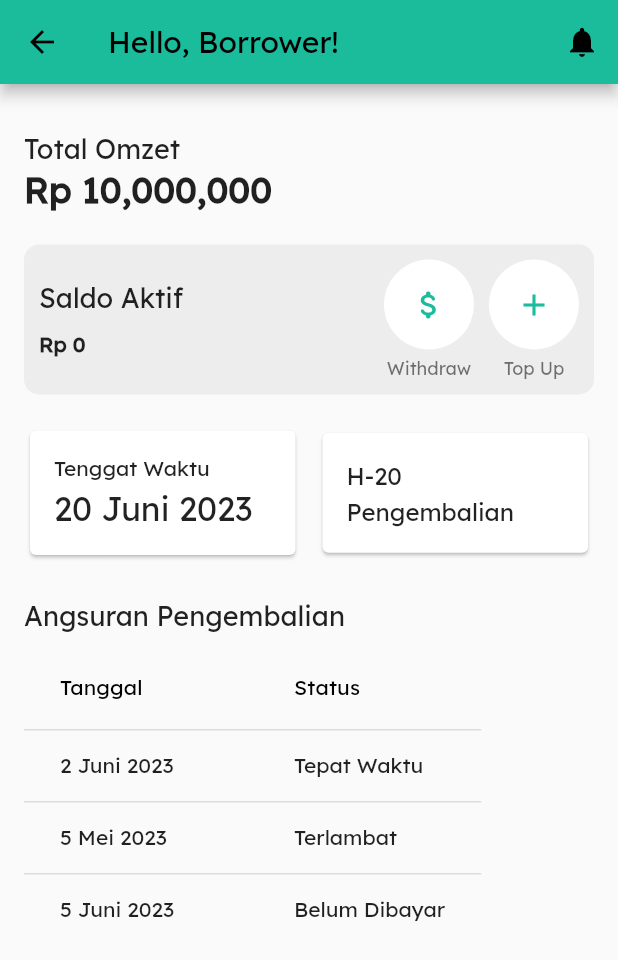
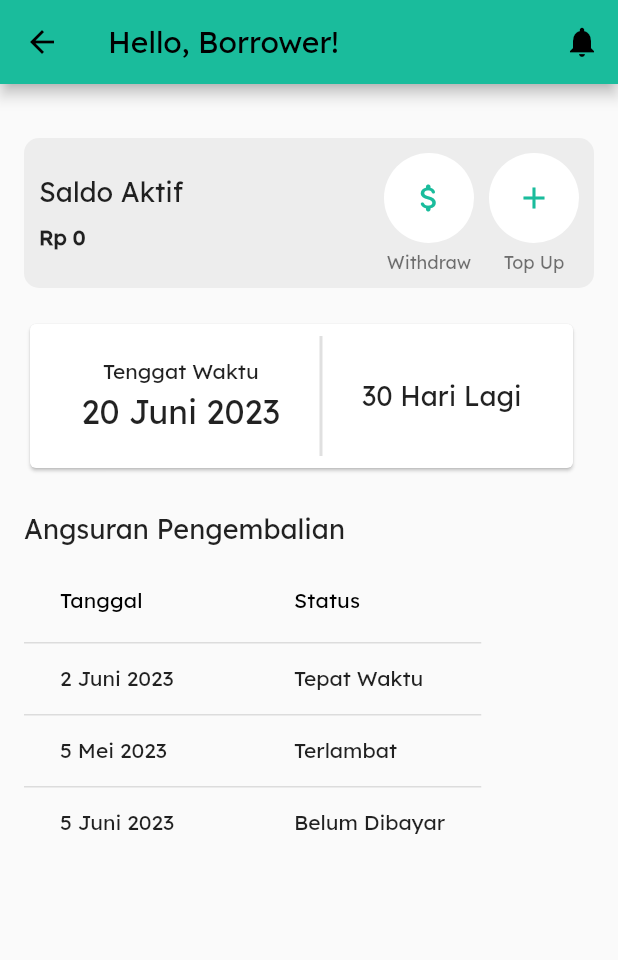
Before and after one commit to najmharani/P2P-Lending-UMKM-Kelompok-4-Pemrograman-Visual, a Flutter app: the HomeBorrower screen opened directly, on a phone screen of 412 x 824 dp. Shown: the top 960 px of the screen. Run offline on Flutter 3.47's test engine with Material 2 defaults, Android fonts, the phone set to English and light mode, and no system bars; our stand-ins replace flutter_bloc.

Commit message:
home dan pinjaman

```diff
--- a/lib/borrower/navigation_borrower.dart
+++ b/lib/borrower/navigation_borrower.dart
@@ -17,6 +17,7 @@ class BorrowerApp extends StatelessWidget {
     return MaterialApp(
       title: 'Borrower',
       theme: ThemeData(primarySwatch: primary, fontFamily: 'lexend'),
+      debugShowCheckedModeBanner: false,
       home: BottomNavigation(),
     );
   }
--- a/lib/borrower/pages/home_borrower.dart
+++ b/lib/borrower/pages/home_borrower.dart
@@ -25,16 +25,6 @@ class HomeBorrower extends StatelessWidget {
           child: Column(
             crossAxisAlignment: CrossAxisAlignment.start,
             children: [
-              SizedBox(height: 16),
-              Text(
-                'Total Omzet',
-                style: TextStyle(fontSize: 18),
-              ),
-              Text(
-                'Rp 10,000,000',
-                style: TextStyle(fontSize: 24, fontWeight: FontWeight.bold),
-              ),
-              SizedBox(height: 2),
               Container(
                 margin: EdgeInsets.symmetric(vertical: 20.0),
                 padding: EdgeInsets.all(10.0),
@@ -134,11 +124,14 @@ class HomeBorrower extends StatelessWidget {
               Row(
                 children: [
                   Expanded(
-                    child: Card(
-                      child: Padding(
-                        padding: const EdgeInsets.all(16.0),
-                        child: Column(
-                            crossAxisAlignment: CrossAxisAlignment.start,
+                      child: Card(
+                    child: Padding(
+                      padding: const EdgeInsets.all(8.0),
+                      child: Row(
+                        mainAxisAlignment: MainAxisAlignment.spaceEvenly,
+                        children: [
+                          Column(
+                            crossAxisAlignment: CrossAxisAlignment.center,
                             children: [
                               Text(
                                 'Tenggat Waktu',
@@ -149,26 +142,42 @@ class HomeBorrower extends StatelessWidget {
                               SizedBox(width: 10.0),
                               Text(
                                 '20 Juni 2023',
-                                style: TextStyle(fontSize: 22, height: 1.5),
+                                style: TextStyle(
+                                  fontSize: 22,
+                                  height: 1.5,
+                                ),
                               ),
-                            ]),
+                            ],
+                          ),
+                          Container(
+                            height: 80, // Adjust the height as needed
+                            child: VerticalDivider(
+                              width: 2,
+                              thickness: 2,
+                            ),
+                          ),
+                          Text(
+                            '30 Hari Lagi',
+                            style: TextStyle(fontSize: 18),
+                          ),
+                        ],
                       ),
                     ),
-                  ),
+                  )),
                   SizedBox(width: 10.0),
-                  Expanded(
-                    child: Card(
-                      child: Padding(
-                        padding: const EdgeInsets.all(16.0),
-                        child: Column(children: [
-                          Text(
-                            'H-20 Pengembalian',
-                            style: TextStyle(fontSize: 16, height: 1.5),
-                          ),
-                        ]),
-                      ),
-                    ),
-                  ),
+                  // Expanded(
+                  //   child: Card(
+                  //     child: Padding(
+                  //       padding: const EdgeInsets.all(16.0),
+                  //       child: Column(children: [
+                  //         Text(
+                  //           'H-20 Pengembalian',
+                  //           style: TextStyle(fontSize: 16, height: 1.5),
+                  //         ),
+                  //       ]),
+                  //     ),
+                  //   ),
+                  // ),
                 ],
               ),
               SizedBox(height: 25),
--- a/lib/investor/pages/marketplace.dart
+++ b/lib/investor/pages/marketplace.dart
@@ -205,7 +205,7 @@ class MarketplaceState extends State<Marketplace> {
             ),
             const SizedBox(height: 16.0),
             const Text(
-              "Track Record",
+              "Rating",
               style: TextStyle(
                 fontWeight: FontWeight.bold,
               ),
```
Also changed, not shown: lib/borrower/pages/pinjaman_borrower.dart (+122 -1 lines), 1 other file.
